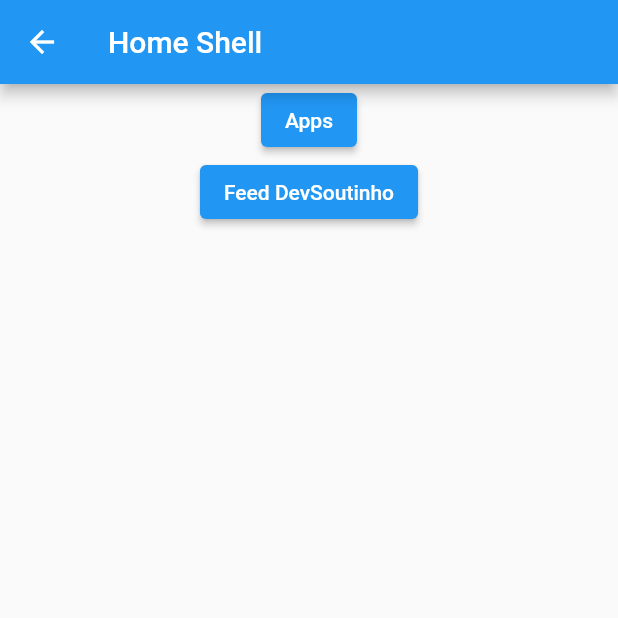
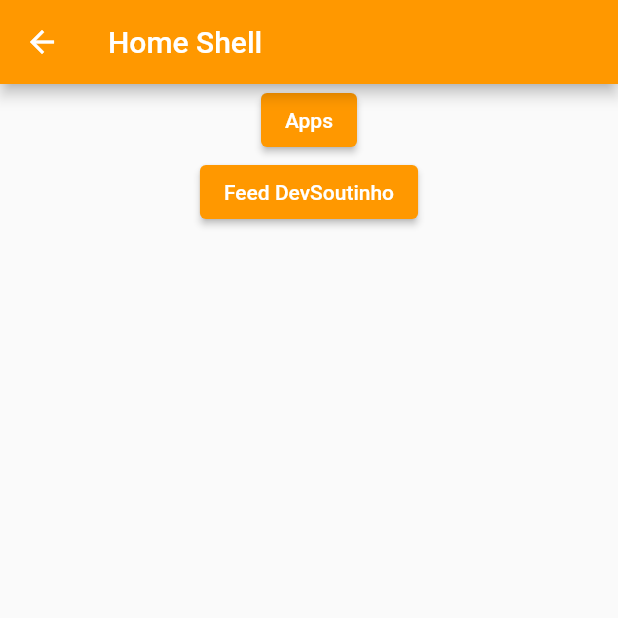
Before and after one commit to devsoutinho/labs, a Flutter app: the screen it shows after launch, after a tap on "Login", on a phone screen of 412 x 824 dp, the top half of it. Run offline on Flutter 3.47's test engine with Material 2 defaults, Android fonts, the phone set to English and light mode, and no system bars; network calls fail; Roboto replaces fonts that are missing (--apple-system).

Commit message:
feat: add form ui to login screen (#7)
* update

* update

* update

* update

```diff
--- a/_apps/app_devsoutinho_labs/lib/main.dart
+++ b/_apps/app_devsoutinho_labs/lib/main.dart
@@ -17,7 +17,7 @@ class MyApp extends StatelessWidget {
       title: 'DevSoutinho Labs',
       theme: ThemeData(
         fontFamily: '--apple-system',
-        primarySwatch: Colors.blue,
+        primarySwatch: Colors.orange,
       ),
       routes: {
         LoginScreen.routeName: (context) => const LoginScreen(),
--- a/_apps/app_devsoutinho_labs/lib/modules/apps/apps_screen.dart
+++ b/_apps/app_devsoutinho_labs/lib/modules/apps/apps_screen.dart
@@ -8,7 +8,8 @@ class AppsScreen extends StatelessWidget {
   Widget build(BuildContext context) {
     return Scaffold(
       appBar: AppBar(
-        title: const Text('Apps Screen'),
+        iconTheme: const IconThemeData(color: Colors.white),
+        title: const Text('Apps Screen', style: TextStyle(color: Colors.white)),
       ),
     );
   }
--- a/_apps/app_devsoutinho_labs/lib/modules/feed_channel/feed_channel_screen.dart
+++ b/_apps/app_devsoutinho_labs/lib/modules/feed_channel/feed_channel_screen.dart
@@ -8,7 +8,9 @@ class FeedChannelScreen extends StatelessWidget {
   Widget build(BuildContext context) {
     return Scaffold(
       appBar: AppBar(
-        title: const Text('Feed Channel'),
+        iconTheme: const IconThemeData(color: Colors.white),
+        title:
+            const Text('Feed Channel', style: TextStyle(color: Colors.white)),
       ),
     );
   }
--- a/_apps/app_devsoutinho_labs/lib/modules/home_shell/home_shell_screen.dart
+++ b/_apps/app_devsoutinho_labs/lib/modules/home_shell/home_shell_screen.dart
@@ -10,18 +10,20 @@ class HomeShellScreen extends StatelessWidget {
   Widget build(BuildContext context) {
     return Scaffold(
       appBar: AppBar(
-        title: const Text('Home Shell'),
+        iconTheme: const IconThemeData(color: Colors.white),
+        title: const Text('Home Shell', style: TextStyle(color: Colors.white)),
       ),
       body: Center(
         child: Column(children: [
           ElevatedButton(
-            child: const Text('Apps'),
+            child: const Text('Apps', style: TextStyle(color: Colors.white)),
             onPressed: () {
               Navigator.pushNamed(context, AppsScreen.routeName);
             },
           ),
           ElevatedButton(
-            child: const Text('Feed DevSoutinho'),
+            child: const Text('Feed DevSoutinho',
+                style: TextStyle(color: Colors.white)),
             onPressed: () {
               Navigator.pushNamed(context, FeedChannelScreen.routeName);
             },
--- a/_apps/app_devsoutinho_labs/lib/modules/login/login_screen.dart
+++ b/_apps/app_devsoutinho_labs/lib/modules/login/login_screen.dart
@@ -39,69 +39,6 @@ class LoginScreen extends StatelessWidget {
   }
 }
 
-class LoginFormPattern extends StatelessWidget {
-  const LoginFormPattern({
-    Key? key,
-  }) : super(key: key);
-
-  @override
-  Widget build(BuildContext context) {
-    var responsive = Responsive(context);
-
-    return LimitedBox(
-      maxWidth: responsive.value({
-        Breakpoints.xs: responsive.getScreenWidth(),
-        Breakpoints.md: 608,
-      }),
-      child: Container(
-        padding: const EdgeInsets.symmetric(vertical: 48, horizontal: 16),
-        constraints: BoxConstraints(minWidth: responsive.getScreenWidth()),
-        color: Colors.white,
-        child: Center(
-          child: GridItem(
-            crossAxisAlignment: CrossAxisAlignment.start,
-            mainAxisAlignment: MainAxisAlignment.center,
-            children: [
-              const Text(
-                "Sign in to your account",
-                style: TextStyle(fontSize: 18, fontWeight: FontWeight.w600),
-              ),
-              const Text(
-                "Lorem ipsum dolor sit amet, consectetur adipiscing elit.",
-                style: TextStyle(fontSize: 16),
-              ),
-              const Padding(
-                padding: EdgeInsets.symmetric(vertical: 8.0),
-                child: TextField(
-                  decoration: InputDecoration(
-                    border: OutlineInputBorder(),
-                    hintText: 'E-mail',
-                  ),
-                ),
-              ),
-              const Padding(
-                padding: EdgeInsets.symmetric(vertical: 8.0),
-                child: TextField(
-                  decoration: InputDecoration(
-                    border: OutlineInputBorder(),
-                    hintText: 'Senha',
-                  ),
-                ),
-              ),
-              ElevatedButton(
-                child: const Text('Login'),
-                onPressed: () {
-                  Navigator.pushNamed(context, HomeShellScreen.routeName);
-                },
-              ),
-            ],
-          ),
-        ),
-      ),
-    );
-  }
-}
-
 class LoginScreenBackground extends StatelessWidget {
   const LoginScreenBackground({
     Key? key,
@@ -119,3 +56,112 @@ class LoginScreenBackground extends StatelessWidget {
     );
   }
 }
+
+class LoginFormPattern extends StatelessWidget {
+  const LoginFormPattern({
+    Key? key,
+  }) : super(key: key);
+
+  @override
+  Widget build(BuildContext context) {
+    var responsive = Responsive(context);
+
+    return LimitedBox(
+      maxWidth: responsive.value({
+        Breakpoints.xs: responsive.getScreenWidth(),
+        Breakpoints.md: 608,
+      }),
+      child: Container(
+        decoration: const BoxDecoration(
+            color: Colors.white,
+            border: Border(top: BorderSide(width: 5, color: Colors.orange))),
+        padding: EdgeInsets.symmetric(
+          vertical: responsive.value({
+            Breakpoints.xs: 24,
+            Breakpoints.sm: 48,
+          }),
+          horizontal: responsive.value({
+            Breakpoints.xs: 16,
+            Breakpoints.sm: 56,
+            Breakpoints.md: 112,
+          }),
+        ),
+        constraints: BoxConstraints(minWidth: responsive.getScreenWidth()),
+        child: Center(
+          child: GridItem(
+            crossAxisAlignment: CrossAxisAlignment.start,
+            mainAxisAlignment: MainAxisAlignment.center,
+            children: [
+              Container(
+                margin: const EdgeInsets.only(bottom: 40),
+                child: Image.network(
+                  "https://github.com/devsoutinho.png",
+                  width: 60,
+                  height: 60,
+                ),
+              ),
+              Container(
+                margin: const EdgeInsets.only(bottom: 8),
+                child: const SelectableText(
+                  "Sign in to your account",
+                  style: TextStyle(fontSize: 18, fontWeight: FontWeight.w600),
+                ),
+              ),
+              Container(
+                margin: const EdgeInsets.only(bottom: 40),
+                child: const SelectableText(
+                  "Lorem ipsum dolor sit amet, consectetur adipiscing elit.",
+                  style: TextStyle(fontSize: 16, color: Colors.grey),
+                ),
+              ),
+              const Padding(
+                padding: EdgeInsets.only(bottom: 16),
+                child: TextField(
+                  decoration: InputDecoration(
+                    border: OutlineInputBorder(),
+                    hintText: 'E-mail',
+                  ),
+                ),
+              ),
+              const Padding(
+                padding: EdgeInsets.only(bottom: 16),
+                child: TextField(
+                  decoration: InputDecoration(
+                    border: OutlineInputBorder(),
+                    hintText: 'Senha',
+                  ),
+                ),
+              ),
+              ElevatedButton(
+                style: ButtonStyle(
+                  minimumSize: MaterialStateProperty.all(
+                    const Size(double.infinity, 42),
+                  ),
+                ),
+                child: const GridItem(
+                  as: Row,
+                  mainAxisAlignment: MainAxisAlignment.center,
+                  crossAxisAlignment: CrossAxisAlignment.center,
+                  children: [
+                    Text(
+                      'Login ',
+                      style: TextStyle(color: Colors.white, fontSize: 14),
+                    ),
+                    Icon(
+                      Icons.arrow_forward,
+                      size: 14,
+                      color: Colors.white,
+                    )
+                  ],
+                ),
+                onPressed: () {
+                  Navigator.pushNamed(context, HomeShellScreen.routeName);
+                },
+              ),
+            ],
+          ),
+        ),
+      ),
+    );
+  }
+}
```
Also changed, not shown: _apps/app_devsoutinho_labs/assets/background-login.jpg, _apps/app_devsoutinho_labs/background-login-2.jpg (added), 1 other file.
